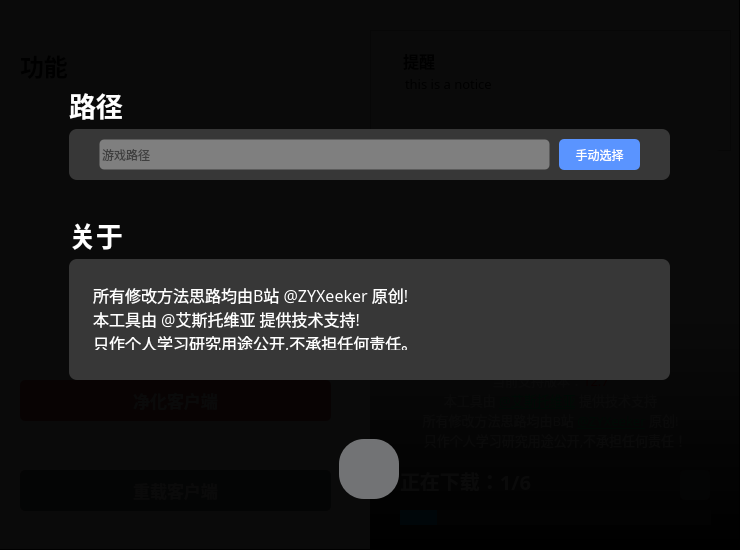
ASTWY/LCUFixTool, file src/qt6/ui2/LCU.ui: the form before one commit.
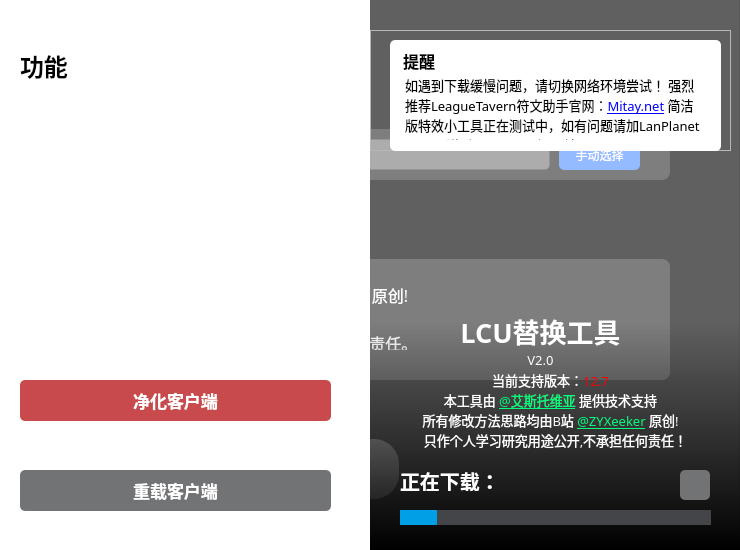
The form after the commit. Icons and pictures are not drawn.

Patch:
```diff
--- a/src/qt6/ui2/LCU.ui
+++ b/src/qt6/ui2/LCU.ui
@@ -173,7 +173,7 @@
      <string notr="true">color: rgb(255, 255, 255);</string>
     </property>
     <property name="text">
-     <string>正在下载：1/6</string>
+     <string>正在下载：</string>
     </property>
    </widget>
    <widget class="QPushButton" name="close_window">
@@ -792,7 +792,7 @@
       <string>提醒</string>
      </property>
     </widget>
-    <widget class="QPlainTextEdit" name="plainTextEdit">
+    <widget class="QTextEdit" name="plainTextEdit">
      <property name="geometry">
       <rect>
        <x>30</x>
@@ -818,8 +818,13 @@
      <property name="readOnly">
       <bool>true</bool>
      </property>
-     <property name="plainText">
-      <string>this is a notice</string>
+     <property name="html">
+      <string>&lt;!DOCTYPE HTML PUBLIC &quot;-//W3C//DTD HTML 4.0//EN&quot; &quot;http://www.w3.org/TR/REC-html40/strict.dtd&quot;&gt;
+&lt;html&gt;&lt;head&gt;&lt;meta name=&quot;qrichtext&quot; content=&quot;1&quot; /&gt;&lt;meta charset=&quot;utf-8&quot; /&gt;&lt;style type=&quot;text/css&quot;&gt;
+p, li { white-space: pre-wrap; }
+hr { height: 1px; border-width: 0; }
+&lt;/style&gt;&lt;/head&gt;&lt;body style=&quot; font-family:'微软雅黑'; font-size:10pt; font-weight:400; font-style:normal;&quot;&gt;
+&lt;p style=&quot; margin-top:0px; margin-bottom:0px; margin-left:0px; margin-right:0px; -qt-block-indent:0; text-indent:0px;&quot;&gt;如遇到下载缓慢问题，请切换网络环境尝试！ 强烈推荐LeagueTavern符文助手官网：&lt;a href=&quot;Mitay.net&quot;&gt;&lt;span style=&quot; text-decoration: underline; color:#0000ff;&quot;&gt;Mitay.net&lt;/span&gt;&lt;/a&gt; 简洁版特效小工具正在测试中，如有问题请加LanPlanet A11_②群（955923860）反馈BUG！&lt;/p&gt;&lt;/body&gt;&lt;/html&gt;</string>
      </property>
     </widget>
    </widget>
@@ -923,6 +928,7 @@
      <set>Qt::AlignCenter</set>
     </property>
    </widget>
+   <zorder>about_frame</zorder>
    <zorder>label_3</zorder>
    <zorder>label_4</zorder>
    <zorder>progressBar</zorder>
@@ -945,7 +951,6 @@
    <zorder>close_window</zorder>
    <zorder>minimize</zorder>
    <zorder>label_15</zorder>
-   <zorder>about_frame</zorder>
   </widget>
  </widget>
  <resources>
```
